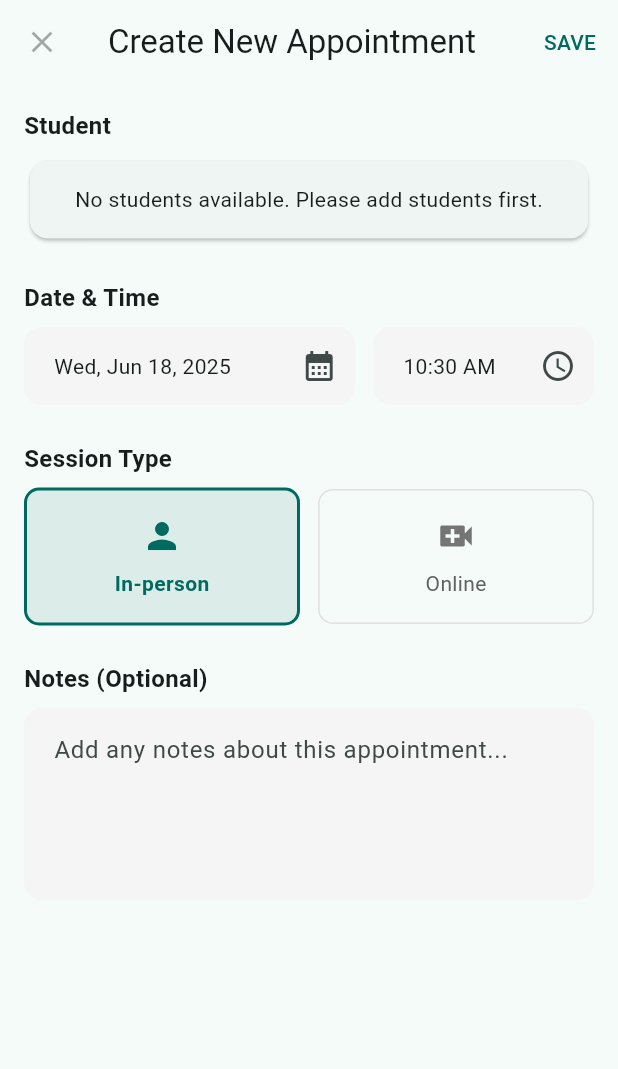
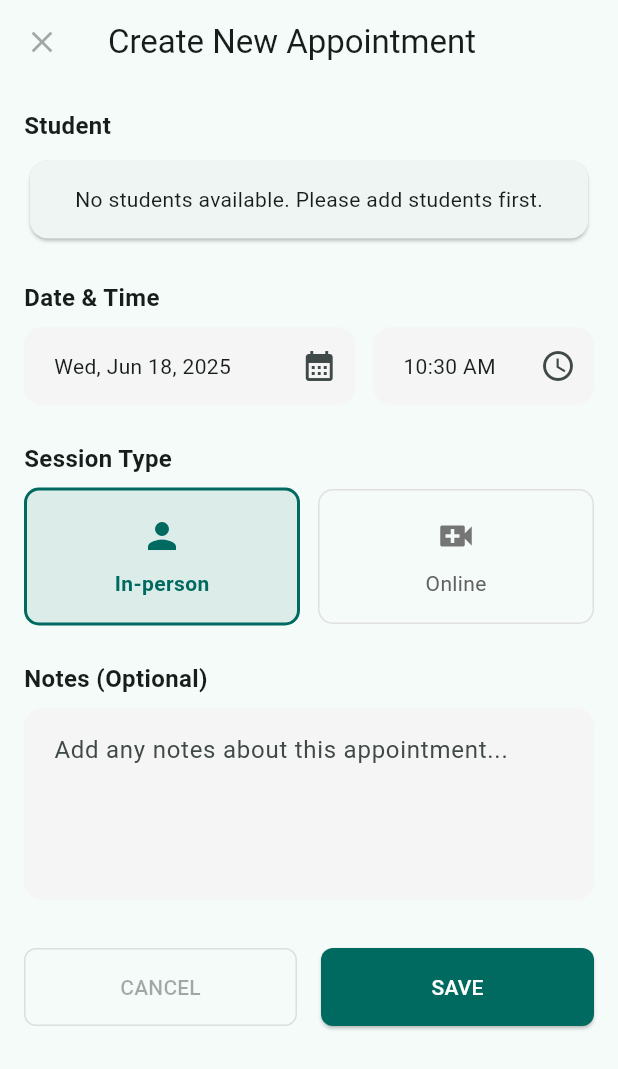
Before and after one commit to lewshubei/mobileApplication, a Flutter app: the CreateAppointmentComponent screen opened directly, on a phone screen of 412 x 824 dp. Shown: the top 1069 px of the screen. Run offline on Flutter 3.47's test engine with Material 3 defaults, Android fonts, the phone set to English and light mode, and no system bars; our stand-ins replace cloud_firestore, file_picker, firebase_auth, firebase_core, fl_chart, flutter_dotenv and 5 more; accounts and stored records are empty; Roboto replaces fonts that are missing (Poppins).

Commit message:
Add Save/Cancel buttons to Create Appointment page

```diff
--- a/lib/components/counselor/create_appointment_component.dart
+++ b/lib/components/counselor/create_appointment_component.dart
@@ -132,12 +132,6 @@ class _CreateAppointmentComponentState extends State<CreateAppointmentComponent>
           icon: const Icon(Icons.close),
           onPressed: widget.onCancel,
         ),
-        actions: [
-          TextButton(
-            onPressed: _submitForm,
-            child: const Text('SAVE'),
-          ),
-        ],
       ),
       body: _isLoading
         ? const Center(child: CircularProgressIndicator())
@@ -165,6 +159,9 @@ class _CreateAppointmentComponentState extends State<CreateAppointmentComponent>
 
                         _buildSectionTitle('Notes (Optional)'),
                         _buildNotesField(),
+                        const SizedBox(height: 32),
+
+                        _buildActionButtons(),
                       ],
                     ),
                   ),
@@ -370,6 +367,41 @@ class _CreateAppointmentComponentState extends State<CreateAppointmentComponent>
     );
   }
 
+  // Add the action buttons widget that matches the AppointmentFormComponent style
+  Widget _buildActionButtons() {
+    return Row(
+      children: [
+        Expanded(
+          child: OutlinedButton(
+            onPressed: widget.onCancel,
+            style: OutlinedButton.styleFrom(
+              padding: const EdgeInsets.symmetric(vertical: 16),
+              shape: RoundedRectangleBorder(
+                borderRadius: BorderRadius.circular(8),
+              ),
+            ),
+            child: const Text('CANCEL'),
+          ),
+        ),
+        const SizedBox(width: 16),
+        Expanded(
+          child: ElevatedButton(
+            onPressed: _submitForm,
+            style: ElevatedButton.styleFrom(
+              backgroundColor: Theme.of(context).primaryColor,
+              foregroundColor: Colors.white,
+              padding: const EdgeInsets.symmetric(vertical: 16),
+              shape: RoundedRectangleBorder(
+                borderRadius: BorderRadius.circular(8),
+              ),
+            ),
+            child: const Text('SAVE'),
+          ),
+        ),
+      ],
+    );
+  }
+
   void _submitForm() {
     if (_formKey.currentState!.validate()) {
       // Combine date and time into a single DateTime
```
